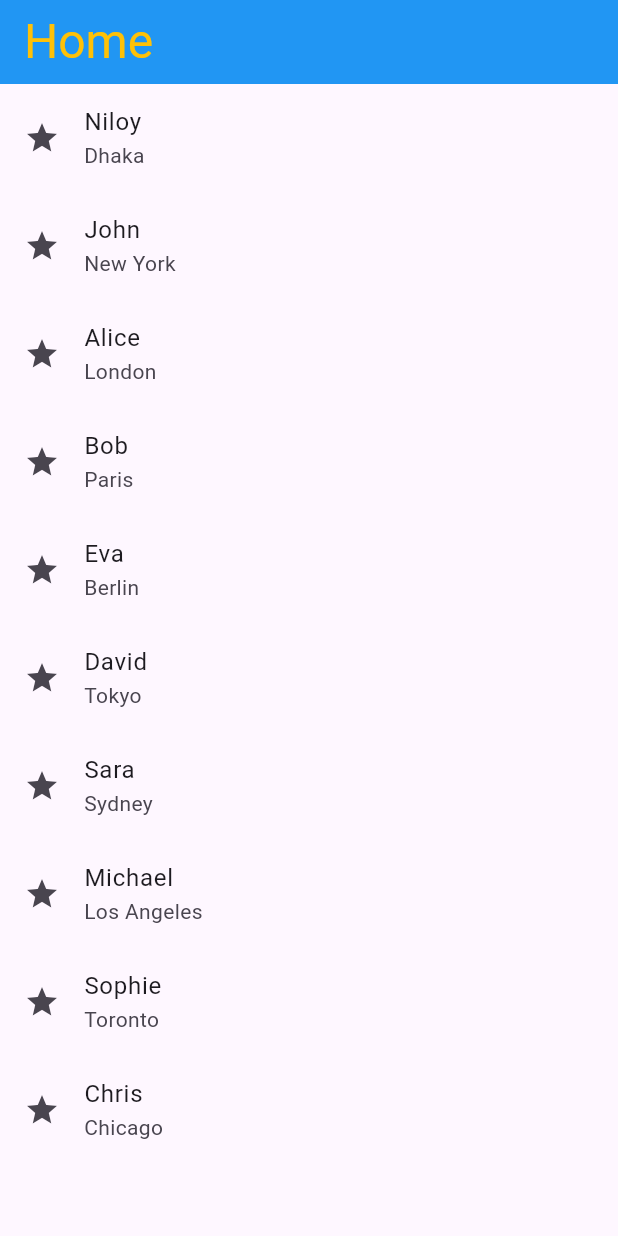
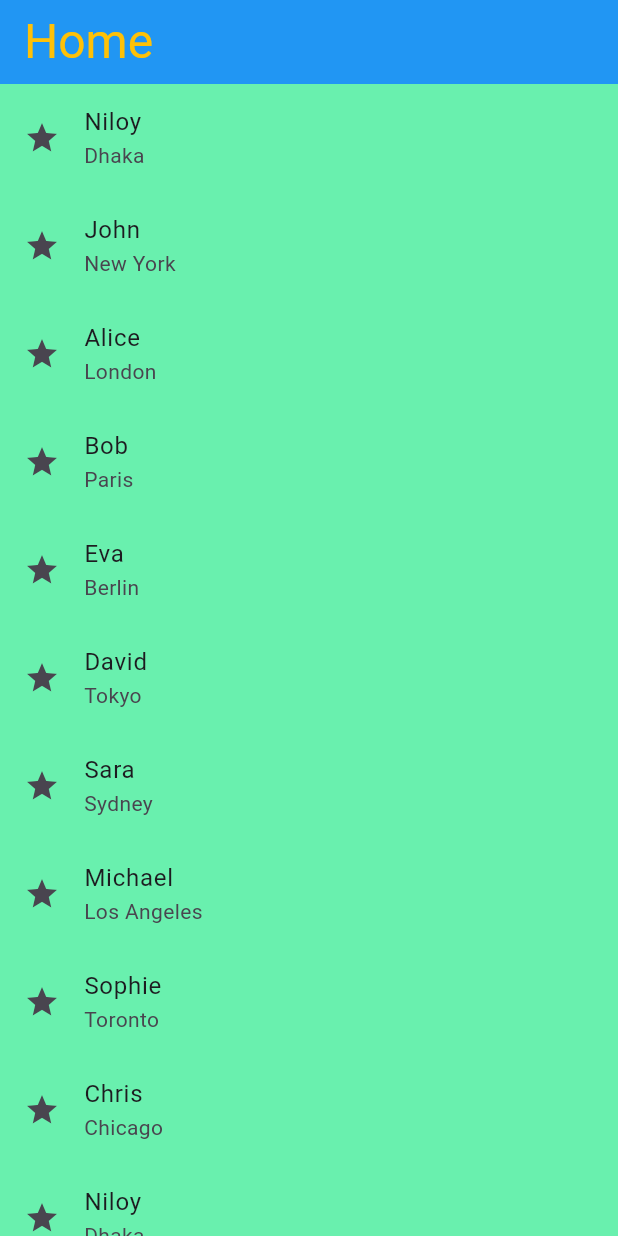
Before and after one commit to MK-Niloy/flutter-class, a Flutter app: the screen it shows after launch, on a phone screen of 412 x 824 dp. Run offline on Flutter 3.47's test engine with Material 3 defaults, Android fonts, the phone set to English and light mode, and no system bars.

Commit message:
dynamic listView update

```diff
--- a/lib/main.dart
+++ b/lib/main.dart
@@ -31,6 +31,16 @@ class HomeScrene extends StatelessWidget{
     {"name": "Michael", "city": "Los Angeles", "age": "32"},
     {"name": "Sophie", "city": "Toronto", "age": "26"},
     {"name": "Chris", "city": "Chicago", "age": "27"},
+    {"name": "Niloy", "city": "Dhaka", "age": "23"},
+    {"name": "John", "city": "New York", "age": "30"},
+    {"name": "Alice", "city": "London", "age": "25"},
+    {"name": "Bob", "city": "Paris", "age": "28"},
+    {"name": "Eva", "city": "Berlin", "age": "22"},
+    {"name": "David", "city": "Tokyo", "age": "35"},
+    {"name": "Sara", "city": "Sydney", "age": "29"},
+    {"name": "Michael", "city": "Los Angeles", "age": "32"},
+    {"name": "Sophie", "city": "Toronto", "age": "26"},
+    {"name": "Chris", "city": "Chicago", "age": "27"},
   ];
 
 
@@ -45,6 +55,7 @@ class HomeScrene extends StatelessWidget{
         ),
         ),
       ),
+      backgroundColor: Colors.greenAccent,
       body:ListView.builder(
         itemCount: myItems.length,
         itemBuilder: (context,index){
```
